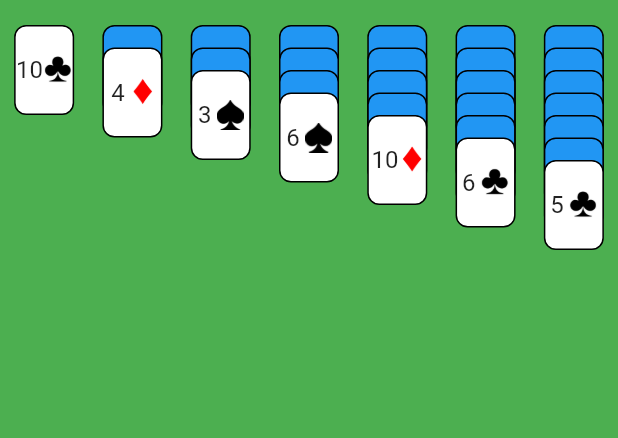
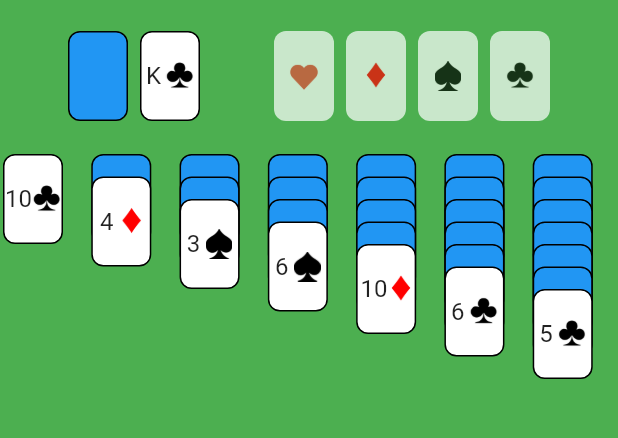
Before and after one commit to deven98/FlutterSolitaire, a Flutter app: the screen it shows after launch, on a phone screen of 412 x 824 dp, the part 59-497 px from its top. Run offline on Flutter 3.47's test engine with Material 2 defaults, Android fonts, the phone set to English and light mode, and no system bars.

Commit message:
Added top row.

```diff
--- a/lib/card_column.dart
+++ b/lib/card_column.dart
@@ -22,9 +22,10 @@ class _CardColumnState extends State<CardColumn> {
   @override
   Widget build(BuildContext context) {
     return Container(
-      alignment: Alignment.topCenter,
+      //alignment: Alignment.topCenter,
       height: 13.0 * 15.0,
       width: 70.0,
+      margin: EdgeInsets.all(2.0),
       child: DragTarget<Map>(
         builder: (context, listOne, listTwo) {
           return Stack(
--- /dev/null
+++ b/lib/empty_card.dart
@@ -0,0 +1,64 @@
+import 'package:flutter/material.dart';
+
+enum EmptyCardSuit {
+  spades,
+  hearts,
+  diamonds,
+  clubs,
+}
+
+class EmptyCard extends StatefulWidget {
+  final EmptyCardSuit cardSuit;
+
+  EmptyCard({
+    @required this.cardSuit,
+  });
+
+  @override
+  _EmptyCardState createState() => _EmptyCardState();
+}
+
+class _EmptyCardState extends State<EmptyCard> {
+  @override
+  Widget build(BuildContext context) {
+    return Opacity(
+      opacity: 0.7,
+      child: Container(
+        decoration: BoxDecoration(
+          borderRadius: BorderRadius.circular(8.0),
+          color: Colors.white,
+        ),
+        height: 60.0,
+        width: 40,
+        child: Center(
+          child: Row(
+            mainAxisAlignment: MainAxisAlignment.spaceEvenly,
+            children: <Widget>[
+              Center(
+                child: Container(
+                  height: 20.0,
+                  child: _suitToImage(),
+                ),
+              )
+            ],
+          ),
+        ),
+      ),
+    );
+  }
+
+  Image _suitToImage() {
+    switch (widget.cardSuit) {
+      case EmptyCardSuit.hearts:
+        return Image.asset('images/hearts.png');
+      case EmptyCardSuit.diamonds:
+        return Image.asset('images/diamonds.png');
+      case EmptyCardSuit.clubs:
+        return Image.asset('images/clubs.png');
+      case EmptyCardSuit.spades:
+        return Image.asset('images/spades.png');
+      default:
+        return null;
+    }
+  }
+}
--- a/lib/game_screen.dart
+++ b/lib/game_screen.dart
@@ -2,7 +2,9 @@ import 'dart:math';
 
 import 'package:flutter/material.dart';
 import 'package:solitaire_flutter/card_column.dart';
+import 'package:solitaire_flutter/empty_card.dart';
 import 'package:solitaire_flutter/playing_card.dart';
+import 'package:solitaire_flutter/transformed_card.dart';
 
 class GameScreen extends StatefulWidget {
   @override
@@ -56,24 +58,18 @@ class _GameScreenState extends State<GameScreen> {
       if (i == 0) {
         PlayingCard card = allCards[randomNumber];
         cardColumn1.add(
-          PlayingCard(
-            cardType: card.cardType,
-            cardSuit: card.cardSuit,
-            faceUp: true,
-            opened: true,
-          ),
+          card
+            ..opened = true
+            ..faceUp = true,
         );
         allCards.removeAt(randomNumber);
       } else if (i > 0 && i < 3) {
         if (i == 2) {
           PlayingCard card = allCards[randomNumber];
           cardColumn2.add(
-            PlayingCard(
-              cardType: card.cardType,
-              cardSuit: card.cardSuit,
-              opened: true,
-              faceUp: true,
-            ),
+            card
+              ..opened = true
+              ..faceUp = true,
           );
         } else {
           cardColumn2.add(allCards[randomNumber]);
@@ -83,12 +79,9 @@ class _GameScreenState extends State<GameScreen> {
         if (i == 5) {
           PlayingCard card = allCards[randomNumber];
           cardColumn3.add(
-            PlayingCard(
-              cardType: card.cardType,
-              cardSuit: card.cardSuit,
-              opened: true,
-              faceUp: true,
-            ),
+            card
+              ..opened = true
+              ..faceUp = true,
           );
         } else {
           cardColumn3.add(allCards[randomNumber]);
@@ -98,12 +91,9 @@ class _GameScreenState extends State<GameScreen> {
         if (i == 9) {
           PlayingCard card = allCards[randomNumber];
           cardColumn4.add(
-            PlayingCard(
-              cardType: card.cardType,
-              cardSuit: card.cardSuit,
-              opened: true,
-              faceUp: true,
-            ),
+            card
+              ..opened = true
+              ..faceUp = true,
           );
         } else {
           cardColumn4.add(allCards[randomNumber]);
@@ -113,12 +103,9 @@ class _GameScreenState extends State<GameScreen> {
         if (i == 14) {
           PlayingCard card = allCards[randomNumber];
           cardColumn5.add(
-            PlayingCard(
-              cardType: card.cardType,
-              cardSuit: card.cardSuit,
-              opened: true,
-              faceUp: true,
-            ),
+            card
+              ..opened = true
+              ..faceUp = true,
           );
         } else {
           cardColumn5.add(allCards[randomNumber]);
@@ -128,12 +115,9 @@ class _GameScreenState extends State<GameScreen> {
         if (i == 20) {
           PlayingCard card = allCards[randomNumber];
           cardColumn6.add(
-            PlayingCard(
-              cardType: card.cardType,
-              cardSuit: card.cardSuit,
-              opened: true,
-              faceUp: true,
-            ),
+            card
+              ..opened = true
+              ..faceUp = true,
           );
         } else {
           cardColumn6.add(allCards[randomNumber]);
@@ -143,12 +127,9 @@ class _GameScreenState extends State<GameScreen> {
         if (i == 27) {
           PlayingCard card = allCards[randomNumber];
           cardColumn7.add(
-            PlayingCard(
-              cardType: card.cardType,
-              cardSuit: card.cardSuit,
-              opened: true,
-              faceUp: true,
-            ),
+            card
+              ..opened = true
+              ..faceUp = true,
           );
         } else {
           cardColumn7.add(allCards[randomNumber]);
@@ -158,7 +139,11 @@ class _GameScreenState extends State<GameScreen> {
     }
 
     cardDeckClosed = allCards;
-    cardDeckOpened.add(cardDeckClosed.removeLast());
+    cardDeckOpened.add(
+      cardDeckClosed.removeLast()
+        ..opened = true
+        ..faceUp = true,
+    );
 
     setState(() {});
   }
@@ -174,6 +159,14 @@ class _GameScreenState extends State<GameScreen> {
       ),
       body: Column(
         children: <Widget>[
+          Row(
+            mainAxisAlignment: MainAxisAlignment.spaceEvenly,
+            children: <Widget>[
+              _buildCardDeck(),
+              _buildFinalDecks(),
+            ],
+          ),
+          SizedBox(height: 16.0,),
           Row(
             mainAxisAlignment: MainAxisAlignment.spaceEvenly,
             children: <Widget>[
@@ -289,6 +282,60 @@ class _GameScreenState extends State<GameScreen> {
     );
   }
 
+  Widget _buildCardDeck() {
+    return Container(
+      child: Row(
+        children: <Widget>[
+          Padding(
+            padding: const EdgeInsets.all(4.0),
+            child: TransformedCard(
+              playingCard: cardDeckClosed.last,
+            ),
+          ),
+          Padding(
+            padding: const EdgeInsets.all(4.0),
+            child: TransformedCard(
+              playingCard: cardDeckOpened.last,
+            ),
+          ),
+        ],
+      ),
+    );
+  }
+
+  Widget _buildFinalDecks() {
+    return Container(
+      child: Row(
+        children: <Widget>[
+          Padding(
+            padding: const EdgeInsets.all(4.0),
+            child: EmptyCard(
+              cardSuit: EmptyCardSuit.hearts,
+            ),
+          ),
+          Padding(
+            padding: const EdgeInsets.all(4.0),
+            child: EmptyCard(
+              cardSuit: EmptyCardSuit.diamonds,
+            ),
+          ),
+          Padding(
+            padding: const EdgeInsets.all(4.0),
+            child: EmptyCard(
+              cardSuit: EmptyCardSuit.spades,
+            ),
+          ),
+          Padding(
+            padding: const EdgeInsets.all(4.0),
+            child: EmptyCard(
+              cardSuit: EmptyCardSuit.clubs,
+            ),
+          ),
+        ],
+      ),
+    );
+  }
+
   void _refreshList(int index) {
     setState(() {
       if (_getListFromIndex(index).length != 0) {
```
